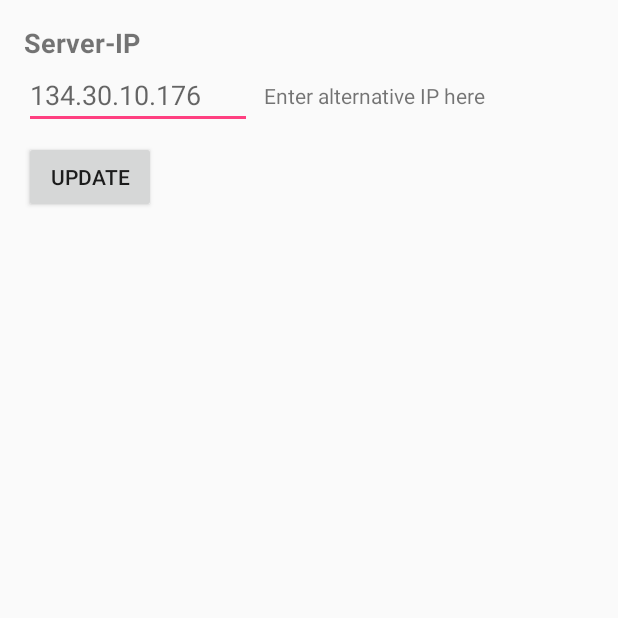
After one commit to trebouillon/StorageApp, an Android app: the SettingsActivity screen opened directly, with no data from a screen before it, on a phone screen of 412 x 824 dp, the top half of it. The commit adds this screen. Run offline under Robolectric (Android 15) with nearby library versions, the phone set to English and light mode, and no system bars; our stand-ins replace Dagger/Hilt's generated code, RxJava, data binding.

Commit message:
adds ability to enter another ip address

```diff
--- a/app/src/main/AndroidManifest.xml
+++ b/app/src/main/AndroidManifest.xml
@@ -48,6 +48,11 @@
             android:screenOrientation="portrait"
             android:theme="@style/AppTheme.NoActionBar"/>
 
+        <activity
+            android:name=".settings.SettingsActivity"
+            android:screenOrientation="portrait"
+            android:theme="@style/AppTheme.NoActionBar"/>
+
     </application>
 
 </manifest>
--- a/app/src/main/kotlin/de/boettcher/storage/di/ActivityInjectionModule.kt
+++ b/app/src/main/kotlin/de/boettcher/storage/di/ActivityInjectionModule.kt
@@ -8,6 +8,8 @@ import de.boettcher.storage.profile.ProfileActivity
 import de.boettcher.storage.profile.ProfileModule
 import de.boettcher.storage.scan.ScanActivity
 import de.boettcher.storage.scan.ScanModule
+import de.boettcher.storage.settings.SettingsActivity
+import de.boettcher.storage.settings.SettingsModule
 
 @Module
 abstract class ActivityInjectionModule {
@@ -21,4 +23,7 @@ abstract class ActivityInjectionModule {
     @ContributesAndroidInjector(modules = [ScanModule::class])
     abstract fun contributeScanActivityInjector(): ScanActivity
 
+    @ContributesAndroidInjector(modules = [SettingsModule::class])
+    abstract fun contributeSettingsActivityInjector(): SettingsActivity
+
 }
--- /dev/null
+++ b/app/src/main/kotlin/de/boettcher/storage/interactor/settings/UpdateEndpointInteractor.kt
@@ -0,0 +1,23 @@
+package de.boettcher.storage.interactor.settings
+
+import de.boettcher.storage.repository.ISettingsRepository
+import javax.inject.Inject
+
+typealias Endpoint = String
+
+interface IUpdateEndpointInteractor {
+
+    fun getEndpoint(): String
+
+    fun update(endpoint: Endpoint)
+
+}
+
+class UpdateEndpointInteractor @Inject constructor(private val settingsRepository: ISettingsRepository) :
+    IUpdateEndpointInteractor {
+
+    override fun getEndpoint(): String = settingsRepository.endpoint
+
+    override fun update(endpoint: Endpoint) = settingsRepository.setEndpoint(endpoint)
+
+}
--- /dev/null
+++ b/app/src/main/kotlin/de/boettcher/storage/persistence/PersistenceService.kt
@@ -0,0 +1,26 @@
+package de.boettcher.storage.persistence
+
+import android.content.Context
+import javax.inject.Inject
+
+interface IPersistenceService {
+
+    fun get(key: String): String?
+
+    fun put(key: String, value: String)
+
+    fun remove(key: String)
+
+}
+
+class PersistenceService @Inject constructor(context: Context) : IPersistenceService {
+
+    // do not change name in order to keep login data
+    private val preferences = context.getSharedPreferences("account", Context.MODE_PRIVATE)
+
+    override fun get(key: String): String? = preferences.getString(key, null)
+
+    override fun put(key: String, value: String) = preferences.edit().putString(key, value).apply()
+
+    override fun remove(key: String) = preferences.edit().remove(key).apply()
+}
--- /dev/null
+++ b/app/src/main/kotlin/de/boettcher/storage/repository/SettingsRepository.kt
@@ -0,0 +1,29 @@
+package de.boettcher.storage.repository
+
+import de.boettcher.storage.interactor.settings.Endpoint
+import de.boettcher.storage.persistence.IPersistenceService
+import de.boettcher.storage.utils.TextUtils
+import javax.inject.Inject
+
+interface ISettingsRepository {
+
+    val endpoint: Endpoint
+
+    fun setEndpoint(endpoint: Endpoint)
+
+    companion object {
+        const val KEY_ENDPOINT = "key.endpoint"
+    }
+
+}
+
+class SettingsRepository @Inject constructor(private val persistenceService: IPersistenceService) :
+    ISettingsRepository {
+
+    override val endpoint =
+        persistenceService.get(ISettingsRepository.KEY_ENDPOINT) ?: TextUtils.EMPTY
+
+    override fun setEndpoint(endpoint: Endpoint) =
+        persistenceService.put(ISettingsRepository.KEY_ENDPOINT, endpoint)
+
+}
--- /dev/null
+++ b/app/src/main/kotlin/de/boettcher/storage/settings/SettingsActivity.kt
@@ -0,0 +1,23 @@
+package de.boettcher.storage.settings
+
+import android.databinding.DataBindingUtil
+import android.os.Bundle
+import dagger.android.support.DaggerAppCompatActivity
+import de.boettcher.storage.R
+import de.boettcher.storage.databinding.ActivitySettingsBinding
+import javax.inject.Inject
+
+class SettingsActivity : DaggerAppCompatActivity() {
+
+    @Inject
+    lateinit var viewModel: SettingsViewModel
+
+    override fun onCreate(savedInstanceState: Bundle?) {
+        super.onCreate(savedInstanceState)
+        DataBindingUtil.setContentView<ActivitySettingsBinding>(this, R.layout.activity_settings)
+            .also {
+                it.viewModel = viewModel
+            }
+    }
+
+}
--- /dev/null
+++ b/app/src/main/kotlin/de/boettcher/storage/settings/SettingsModule.kt
@@ -0,0 +1,31 @@
+package de.boettcher.storage.settings
+
+import dagger.Binds
+import dagger.Module
+import dagger.Provides
+import de.boettcher.storage.interactor.settings.IUpdateEndpointInteractor
+import de.boettcher.storage.interactor.settings.UpdateEndpointInteractor
+import de.boettcher.storage.ui.ToastDisplayer
+
+@Module
+abstract class SettingsModule {
+
+    @Binds
+    abstract fun bindSettingsStore(settingsStore: SettingsStore): ISettingsStore
+
+    @Binds
+    abstract fun bindUpdateEndpointInteractor(updateEndpointInteractor: UpdateEndpointInteractor): IUpdateEndpointInteractor
+
+    @Module
+    companion object {
+
+        @JvmStatic
+        @Provides
+        fun provideSettingsViewModel(
+            settingsStore: ISettingsStore,
+            toastDisplayer: ToastDisplayer
+        ): SettingsViewModel = SettingsViewModel(settingsStore, toastDisplayer)
+
+    }
+
+}
--- /dev/null
+++ b/app/src/main/kotlin/de/boettcher/storage/settings/SettingsState.kt
@@ -0,0 +1,16 @@
+package de.boettcher.storage.settings
+
+import de.boettcher.storage.interactor.settings.Endpoint
+import de.boettcher.storage.store.IState
+
+sealed class SettingsState : IState {
+
+    object Idle : SettingsState()
+
+    data class Default(val endpoint: Endpoint) : SettingsState()
+
+    object Success : SettingsState()
+
+    object Error : SettingsState()
+
+}
--- /dev/null
+++ b/app/src/main/kotlin/de/boettcher/storage/settings/SettingsViewModel.kt
@@ -0,0 +1,41 @@
+package de.boettcher.storage.settings
+
+import android.databinding.ObservableField
+import de.boettcher.storage.ui.ToastDisplayer
+import de.boettcher.storage.utils.TextUtils
+import io.reactivex.android.schedulers.AndroidSchedulers
+import io.reactivex.disposables.CompositeDisposable
+import io.reactivex.functions.Consumer
+
+class SettingsViewModel(
+    private val settingsStore: ISettingsStore,
+    private val toastDisplayer: ToastDisplayer
+) {
+
+    val endpoint = ObservableField<String>(TextUtils.EMPTY)
+    private val disposable = CompositeDisposable()
+
+    fun start() {
+        val stateDisposable = settingsStore.subscribe(
+            Consumer(this::onStateChange),
+            AndroidSchedulers.mainThread()
+        )
+        disposable.add(stateDisposable)
+        settingsStore.init()
+    }
+
+    private fun onStateChange(settingsState: SettingsState) {
+        when (settingsState) {
+            is SettingsState.Success -> toastDisplayer.showMessageShort("endoint updated successfully")
+            is SettingsState.Error -> toastDisplayer.showMessageLong("endpoint could not be updated")
+            is SettingsState.Default -> endpoint.set(settingsState.endpoint)
+        }
+    }
+
+    fun onUpdateEndpoint() = settingsStore.updateEndpoint(endpoint.get() ?: TextUtils.EMPTY)
+
+    fun stop() {
+        disposable.dispose()
+    }
+
+}
--- a/app/src/main/res/layout/activity_profile.xml
+++ b/app/src/main/res/layout/activity_profile.xml
@@ -1,5 +1,4 @@
 <?xml version="1.0" encoding="utf-8"?>
-
 <layout xmlns:android="http://schemas.android.com/apk/res/android"
         xmlns:app="http://schemas.android.com/apk/res-auto"
         xmlns:tools="http://schemas.android.com/tools">
--- /dev/null
+++ b/app/src/main/res/layout/activity_settings.xml
@@ -0,0 +1,58 @@
+<?xml version="1.0" encoding="utf-8"?>
+<layout xmlns:android="http://schemas.android.com/apk/res/android"
+        xmlns:app="http://schemas.android.com/apk/res-auto">
+
+    <data>
+
+        <variable
+            name="viewModel"
+            type="de.boettcher.storage.settings.SettingsViewModel"/>
+
+    </data>
+
+    <android.support.constraint.ConstraintLayout
+        android:layout_height="match_parent"
+        android:layout_width="match_parent"
+        android:padding="16dp">
+
+        <TextView
+            android:id="@+id/title_ip"
+            android:layout_height="wrap_content"
+            android:layout_width="wrap_content"
+            android:text="@string/setting_ip_title"
+            android:textSize="18sp"
+            android:textStyle="bold"
+            app:layout_constraintStart_toStartOf="parent"
+            app:layout_constraintTop_toTopOf="parent"/>
+
+        <EditText
+            android:hint="@string/setting_ip_hint"
+            android:id="@+id/input_ip"
+            android:layout_height="wrap_content"
+            android:layout_width="0dp"
+            android:text="@={viewModel.endpoint}"
+            app:layout_constraintStart_toStartOf="parent"
+            app:layout_constraintTop_toBottomOf="@id/title_ip"
+            app:layout_constraintWidth_percent="0.4"/>
+
+        <TextView
+            android:gravity="center_vertical"
+            android:layout_height="wrap_content"
+            android:layout_marginStart="8dp"
+            android:layout_width="wrap_content"
+            android:text="@string/setting_ip_description"
+            app:layout_constraintBottom_toBottomOf="@id/input_ip"
+            app:layout_constraintStart_toEndOf="@id/input_ip"
+            app:layout_constraintTop_toTopOf="@id/input_ip"/>
+
+        <Button
+            android:layout_height="wrap_content"
+            android:layout_marginTop="8dp"
+            android:layout_width="wrap_content"
+            android:padding="8dp"
+            android:text="@string/setting_ip_send"
+            app:layout_constraintStart_toStartOf="parent"
+            app:layout_constraintTop_toBottomOf="@id/input_ip"/>
+
+    </android.support.constraint.ConstraintLayout>
+</layout>
--- a/app/src/main/res/values/strings.xml
+++ b/app/src/main/res/values/strings.xml
@@ -29,5 +29,9 @@
     <string name="permission_rationale_title">"Permission Required"</string>
     <string name="permission_settings_message">"Please grant Camera permission to be able to scan a barcode. Please go to settings"</string>
     <string name="permission_settings">"Please grant Camera permission to be able to scan a barcode. Please go to settings"</string>
+    <string name="setting_ip_title">"Server-IP"</string>
+    <string name="setting_ip_hint">"134.30.10.176"</string>
+    <string name="setting_ip_description">"Enter alternative IP here"</string>
+    <string name="setting_ip_send">"Update"</string>
 
 </resources>
```
Also changed, not shown: app/src/main/kotlin/de/boettcher/storage/di/ApplicationModule.kt (+11 -4 lines), app/src/main/kotlin/de/boettcher/storage/repository/AccountRepository.kt (+6 -9 lines), app/src/main/kotlin/de/boettcher/storage/settings/SettingsStore.kt (added, +60 -0 lines).
